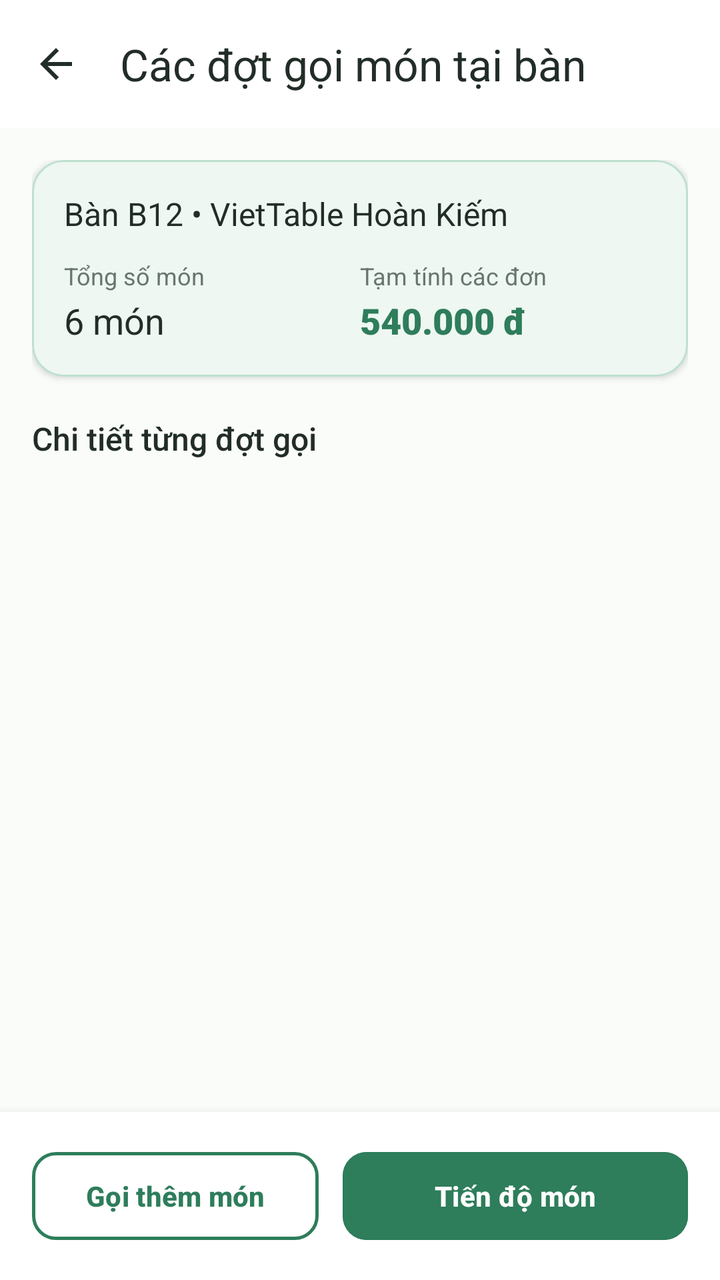
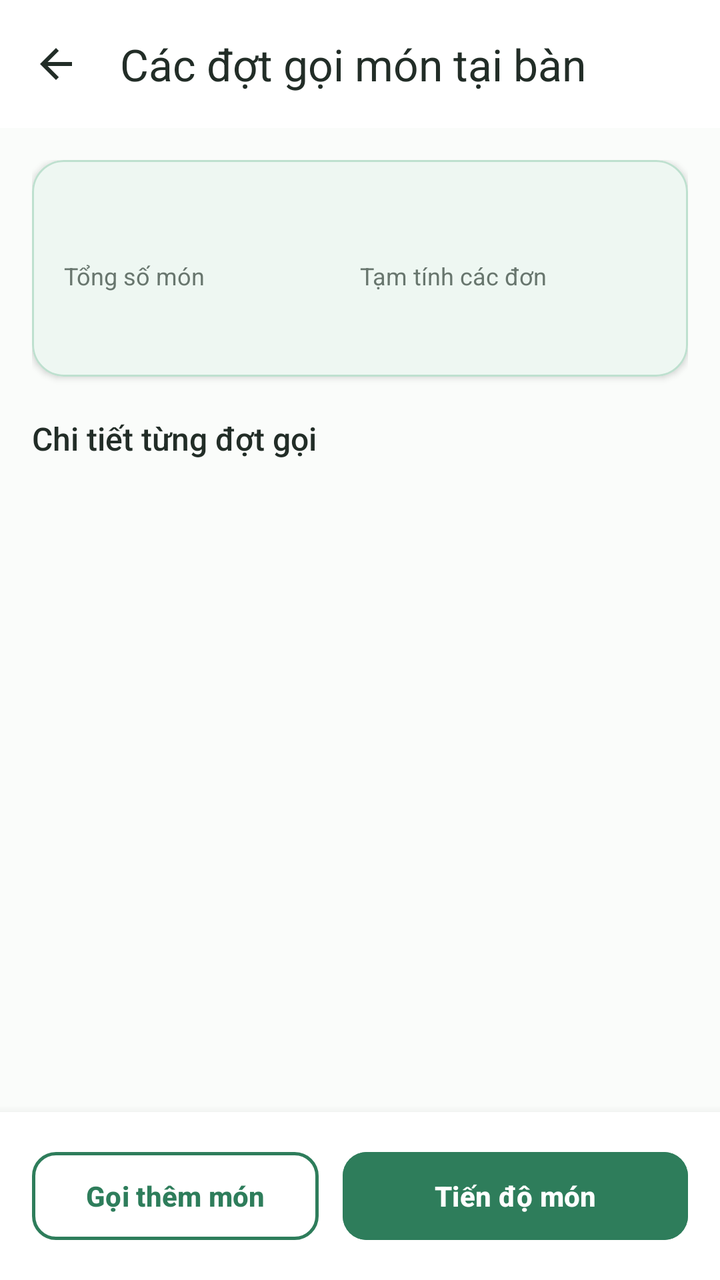

An Android layout rendered at two revisions. The XML below is the earlier revision; the diff shows what the commit changed to produce the second picture.
<!-- AndroidManifest.xml: application theme Theme.VietTable -->
<!-- res/layout/fragment_current_orders.xml -->
<?xml version="1.0" encoding="utf-8"?>
<androidx.coordinatorlayout.widget.CoordinatorLayout xmlns:android="http://schemas.android.com/apk/res/android"
    xmlns:app="http://schemas.android.com/apk/res-auto"
    android:layout_width="match_parent"
    android:layout_height="match_parent"
    android:background="@color/colorBackground">

    <com.google.android.material.appbar.AppBarLayout
        android:layout_width="match_parent"
        android:layout_height="wrap_content"
        android:background="@color/colorSurface"
        app:elevation="0dp">

        <com.google.android.material.appbar.MaterialToolbar
            android:id="@+id/toolbar"
            android:layout_width="match_parent"
            android:layout_height="?attr/actionBarSize"
            app:navigationIcon="@drawable/ic_back"
            app:navigationIconTint="@color/colorTextPrimary"
            app:title="Các đợt gọi món tại bàn"
            app:titleTextColor="@color/colorTextPrimary" />
    </com.google.android.material.appbar.AppBarLayout>

    <androidx.core.widget.NestedScrollView
        android:layout_width="match_parent"
        android:layout_height="match_parent"
        android:paddingBottom="96dp"
        app:layout_behavior="@string/appbar_scrolling_view_behavior">

        <LinearLayout
            android:layout_width="match_parent"
            android:layout_height="wrap_content"
            android:orientation="vertical"
            android:padding="16dp">

            
            <com.google.android.material.card.MaterialCardView
                style="@style/Widget.VietTable.Card.ActiveDining"
                android:layout_width="match_parent"
                android:layout_height="wrap_content">

                <LinearLayout
                    android:layout_width="match_parent"
                    android:layout_height="wrap_content"
                    android:orientation="vertical"
                    android:padding="16dp">

                    <TextView
                        android:id="@+id/tvCurrentOrdersTable"
                        android:layout_width="wrap_content"
                        android:layout_height="wrap_content"
                        android:fontFamily="sans-serif-bold"
                        android:text="Bàn B12 • VietTable Hoàn Kiếm"
                        android:textColor="@color/text_primary"
                        android:textSize="16sp" />

                    <LinearLayout
                        android:layout_width="match_parent"
                        android:layout_height="wrap_content"
                        android:layout_marginTop="12dp"
                        android:orientation="horizontal">

                        <LinearLayout
                            android:layout_width="0dp"
                            android:layout_height="wrap_content"
                            android:layout_weight="1"
                            android:orientation="vertical">

                            <TextView
                                android:layout_width="wrap_content"
                                android:layout_height="wrap_content"
                                android:text="Tổng số món"
                                android:textColor="@color/text_secondary"
                                android:textSize="12sp" />

                            <TextView
                                android:id="@+id/tvTotalItems"
                                android:layout_width="wrap_content"
                                android:layout_height="wrap_content"
                                android:layout_marginTop="2dp"
                                android:fontFamily="sans-serif-bold"
                                android:text="6 món"
                                android:textColor="@color/text_primary"
                                android:textSize="18sp" />
                        </LinearLayout>

                        <LinearLayout
                            android:layout_width="0dp"
                            android:layout_height="wrap_content"
                            android:layout_weight="1"
                            android:orientation="vertical">

                            <TextView
                                android:layout_width="wrap_content"
                                android:layout_height="wrap_content"
                                android:text="Tạm tính các đơn"
                                android:textColor="@color/text_secondary"
                                android:textSize="12sp" />

                            <TextView
                                android:id="@+id/tvTotalSubtotal"
                                android:layout_width="wrap_content"
                                android:layout_height="wrap_content"
                                android:layout_marginTop="2dp"
                                android:fontFamily="sans-serif-black"
                                android:text="540.000 đ"
                                android:textColor="@color/primary"
                                android:textSize="18sp" />
                        </LinearLayout>
                    </LinearLayout>
                </LinearLayout>
            </com.google.android.material.card.MaterialCardView>

            <TextView
                android:layout_width="wrap_content"
                android:layout_height="wrap_content"
                android:layout_marginTop="20dp"
                android:fontFamily="sans-serif-medium"
                android:text="Chi tiết từng đợt gọi"
                android:textColor="@color/colorTextPrimary"
                android:textSize="16sp" />

            <androidx.recyclerview.widget.RecyclerView
                android:id="@+id/rvCurrentOrders"
                android:layout_width="match_parent"
                android:layout_height="wrap_content"
                android:layout_marginTop="12dp"
                android:nestedScrollingEnabled="false" />

        </LinearLayout>
    </androidx.core.widget.NestedScrollView>

    
    <LinearLayout
        android:layout_width="match_parent"
        android:layout_height="wrap_content"
        android:layout_gravity="bottom"
        android:tag="safe_bottom"
        android:background="@color/colorSurface"
        android:elevation="8dp"
        android:orientation="horizontal"
        android:padding="16dp">

        <com.google.android.material.button.MaterialButton
            android:id="@+id/btnOrderMoreDishes"
            style="@style/Widget.VietTable.Button.Outlined"
            android:layout_width="0dp"
            android:layout_height="wrap_content"
            android:layout_weight="1"
            android:text="Gọi thêm món" />

        <com.google.android.material.button.MaterialButton
            android:id="@+id/btnTrackItemsProgress"
            style="@style/Widget.VietTable.Button.Primary"
            android:layout_width="0dp"
            android:layout_height="wrap_content"
            android:layout_marginStart="12dp"
            android:layout_weight="1.2"
            android:text="Tiến độ món" />
    </LinearLayout>

</androidx.coordinatorlayout.widget.CoordinatorLayout>
<!-- resources referenced by this layout -->
<resources>
  <color name="colorBackground">#FAFCFA</color>
  <color name="colorSurface">#FFFFFF</color>
  <color name="colorTextPrimary">#222D27</color>
  <color name="primary">#2E7D5B</color>
  <color name="text_primary">#222D27</color>
  <color name="text_secondary">#68766E</color>
  <style name="Theme.VietTable" parent="Base.Theme.VietTable" />
  <dimen name="btn_height_primary">52dp</dimen>
  <dimen name="radius_medium">12dp</dimen>
  <dimen name="radius_large">16dp</dimen>
  <color name="primary_container">#EEF7F2</color>
  <style name="Base.Theme.VietTable" parent="Theme.Material3.Light.NoActionBar">
          
          <item name="colorPrimary">@color/primary</item>
          <item name="colorPrimaryDark">@color/primary_dark</item>
          <item name="colorOnPrimary">@color/on_primary</item>
          <item name="colorPrimaryContainer">@color/primary_container</item>
          <item name="colorOnPrimaryContainer">@color/on_primary_container</item>
  
          <item name="colorSecondary">@color/accent_gold</item>
          <item name="colorOnSecondary">@color/white</item>
          <item name="colorSecondaryContainer">@color/accent_gold_container</item>
          <item name="colorOnSecondaryContainer">@color/accent_gold_dark</item>
  
          <item name="android:colorBackground">@color/bg_cream</item>
          <item name="colorSurface">@color/surface</item>
          <item name="colorOnSurface">@color/text_primary</item>
          <item name="colorSurfaceVariant">@color/surface_variant</item>
  
          <item name="colorError">@color/semantic_error</item>
          <item name="colorOnError">@color/white</item>
  
          
          <item name="android:statusBarColor">@android:color/transparent</item>
          <item name="android:windowLightStatusBar">true</item>
          <item name="android:navigationBarColor">@android:color/transparent</item>
          <item name="android:windowLightNavigationBar">true</item>
  
          
          <item name="colorAccent">@color/primary</item>
          <item name="alertDialogTheme">@style/ThemeOverlay.VietTable.Dialog.Alert</item>
          <item name="materialAlertDialogTheme">@style/ThemeOverlay.VietTable.MaterialAlertDialog</item>
          <item name="buttonBarPositiveButtonStyle">@style/Widget.VietTable.Dialog.Button.Positive</item>
          <item name="buttonBarNegativeButtonStyle">@style/Widget.VietTable.Dialog.Button.Negative</item>
          <item name="buttonBarNeutralButtonStyle">@style/Widget.VietTable.Dialog.Button.Neutral</item>
          <item name="materialButtonStyle">@style/Widget.VietTable.Button.Primary</item>
          <item name="materialButtonOutlinedStyle">@style/Widget.VietTable.Button.Outlined</item>
          <item name="borderlessButtonStyle">@style/Widget.VietTable.Button.Text</item>
          <item name="materialCardViewStyle">@style/Widget.VietTable.Card</item>
          <item name="textInputStyle">@style/Widget.VietTable.TextInputLayout</item>
          <item name="toolbarStyle">@style/Widget.VietTable.Toolbar</item>
          <item name="bottomNavigationStyle">@style/Widget.VietTable.BottomNavigationView</item>
      </style>
  <dimen name="text_button">14sp</dimen>
  <color name="primary_dark">#24654A</color>
  <color name="on_primary">#FFFFFF</color>
  <color name="on_primary_container">#1B4E38</color>
  <color name="accent_gold">#CCA862</color>
  <color name="white">#FFFFFFFF</color>
  <color name="accent_gold_container">#FAF5EB</color>
  <color name="accent_gold_dark">#9E7D33</color>
  <color name="bg_cream">#FAFCFA</color>
  <color name="surface">#FFFFFF</color>
  <color name="surface_variant">#F3F7F5</color>
  <color name="semantic_error">#D32F2F</color>
  <color name="transparent">#00000000</color>
  <dimen name="card_elevation">1.5dp</dimen>
  <color name="divider">#E9EFEB</color>
  <dimen name="card_stroke_width">1dp</dimen>
  <!-- unchanged entries left out for length: 19 -->
</resources>

<!-- the commit's change to res/layout/fragment_current_orders.xml (unified diff, before → after) -->
@@ -22,6 +22,7 @@
     </com.google.android.material.appbar.AppBarLayout>
 
     <androidx.core.widget.NestedScrollView
+        android:id="@+id/contentCurrentOrders"
         android:layout_width="match_parent"
         android:layout_height="match_parent"
         android:paddingBottom="96dp"
@@ -50,7 +51,6 @@
                         android:layout_width="wrap_content"
                         android:layout_height="wrap_content"
                         android:fontFamily="sans-serif-bold"
-                        android:text="Bàn B12 • VietTable Hoàn Kiếm"
                         android:textColor="@color/text_primary"
                         android:textSize="16sp" />
 
@@ -79,7 +79,6 @@
                                 android:layout_height="wrap_content"
                                 android:layout_marginTop="2dp"
                                 android:fontFamily="sans-serif-bold"
-                                android:text="6 món"
                                 android:textColor="@color/text_primary"
                                 android:textSize="18sp" />
                         </LinearLayout>
@@ -103,7 +102,6 @@
                                 android:layout_height="wrap_content"
                                 android:layout_marginTop="2dp"
                                 android:fontFamily="sans-serif-black"
-                                android:text="540.000 đ"
                                 android:textColor="@color/primary"
                                 android:textSize="18sp" />
                         </LinearLayout>
@@ -130,8 +128,42 @@
         </LinearLayout>
     </androidx.core.widget.NestedScrollView>
 
+    <LinearLayout
+        android:id="@+id/layoutCurrentOrdersState"
+        android:layout_width="match_parent"
+        android:layout_height="match_parent"
+        android:gravity="center"
+        android:orientation="vertical"
+        android:padding="32dp"
+        app:layout_behavior="@string/appbar_scrolling_view_behavior">
+
+        <com.google.android.material.progressindicator.CircularProgressIndicator
+            android:id="@+id/progressCurrentOrders"
+            android:layout_width="40dp"
+            android:layout_height="40dp"
+            android:visibility="gone" />
+
+        <TextView
+            android:id="@+id/tvCurrentOrdersState"
+            android:layout_width="match_parent"
+            android:layout_height="wrap_content"
+            android:gravity="center"
+            android:textColor="@color/text_secondary"
+            android:textSize="14sp" />
+
+        <com.google.android.material.button.MaterialButton
+            android:id="@+id/btnRetryCurrentOrders"
+            style="@style/Widget.VietTable.Button.Outlined"
+            android:layout_width="wrap_content"
+            android:layout_height="wrap_content"
+            android:layout_marginTop="12dp"
+            android:text="@string/state_retry"
+            android:visibility="gone" />
+    </LinearLayout>
+
     
     <LinearLayout
+        android:id="@+id/bottomActions"
         android:layout_width="match_parent"
         android:layout_height="wrap_content"
         android:layout_gravity="bottom"
<!-- resource entries referenced after the edit -->
@@ -6,6 +6,7 @@
   <color name="primary">#2E7D5B</color>
   <color name="text_primary">#222D27</color>
   <color name="text_secondary">#68766E</color>
+  <string name="state_retry">Thử lại</string>
   <style name="Theme.VietTable" parent="Base.Theme.VietTable" />
   <dimen name="btn_height_primary">52dp</dimen>
   <dimen name="radius_medium">12dp</dimen>
@@ -36,7 +37,6 @@
           <item name="android:statusBarColor">@android:color/transparent</item>
           <item name="android:windowLightStatusBar">true</item>
           <item name="android:navigationBarColor">@android:color/transparent</item>
-          <item name="android:windowLightNavigationBar">true</item>
   
           
           <item name="colorAccent">@color/primary</item>
